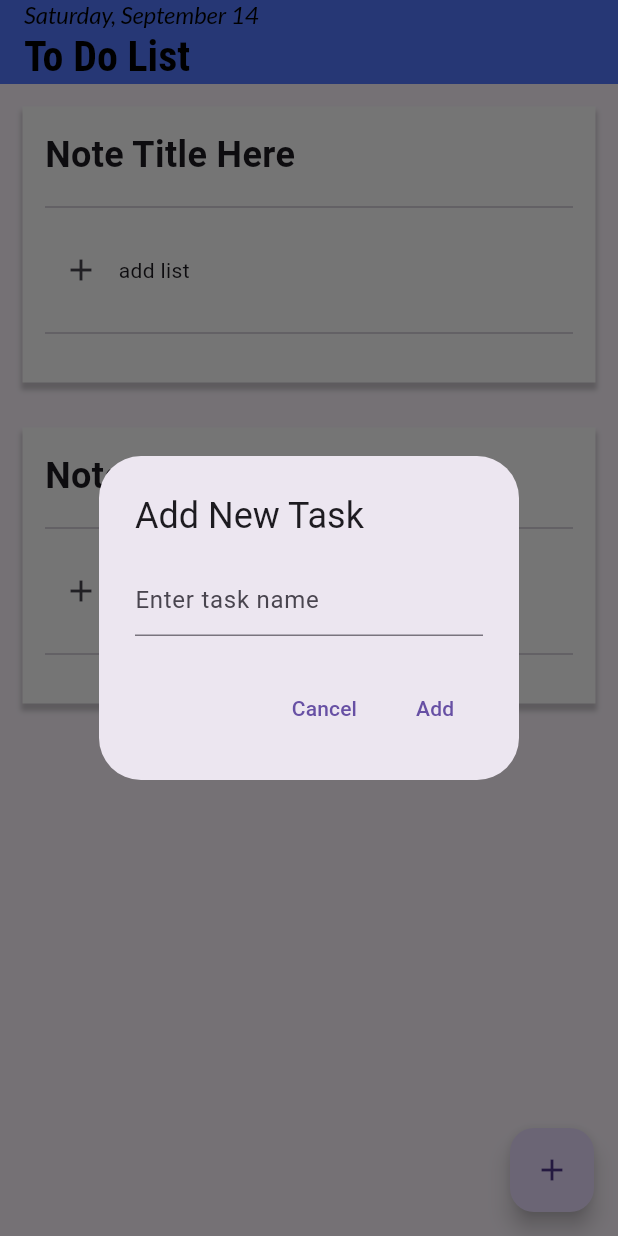
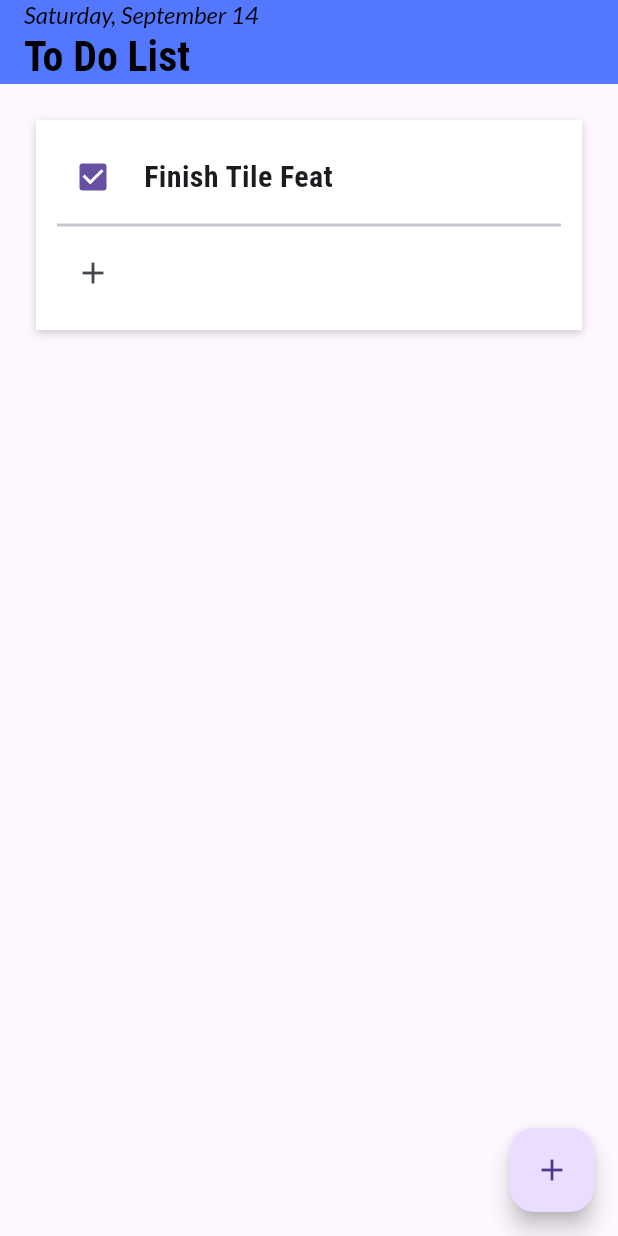
Before and after one commit to pickachuuu/to_do_list, a Flutter app: the screen it shows after launch, after a tap on the "add" icon, on a phone screen of 412 x 824 dp. Run offline on Flutter 3.47's test engine with Material 3 defaults, Android fonts, the phone set to English and light mode, and no system bars; our stand-ins replace google_fonts.

Commit message:
fix: accommodate TaskTile function call for updated logic

```diff
--- a/lib/pages/main_page.dart
+++ b/lib/pages/main_page.dart
@@ -10,6 +10,8 @@ class HomePage extends StatefulWidget {
   @override
   State<HomePage> createState() => _HomePageState();
 }
+
+
 
 class _HomePageState extends State<HomePage> {
 
@@ -64,12 +66,12 @@ class _HomePageState extends State<HomePage> {
       ),
 
       body: ListView(
-        children: const [
-          TaskList(),
-          TaskList()
+        children: [
+          TaskTile(taskName: "Finish Tile Feat", isSelected: true, onChanged:(p0) {
+
+          },),
         ],
       )
-
       );
   }
 }
--- a/lib/util/list_tile.dart
+++ b/lib/util/list_tile.dart
@@ -1,143 +1,62 @@
-// hobby_list.dart
 import 'package:flutter/material.dart';
+import 'package:google_fonts/google_fonts.dart';
 
-class TaskList extends StatefulWidget {
-  const TaskList({super.key});
+class TaskTile extends StatefulWidget {
+  final String taskName;
+  final bool isSelected;
+  final Function(bool?)? onChanged;
+
+  const TaskTile({
+    super.key,
+    required this.taskName,
+    required this.isSelected,
+    required this.onChanged,
+  });
 
   @override
-  State<TaskList> createState() => _TaskListState();
+  State<TaskTile> createState() => _TaskTileState();
 }
 
-class _TaskListState extends State<TaskList> {
-  // List of available hobbies
-  List<Map> availableTask = [
-
-  ];
-
-  void addNewHobby(String taskName) {
-    setState(() {
-      availableTask.add({"name": taskName, "isChecked": false});
-    });
-  }
-
+class _TaskTileState extends State<TaskTile> {
   @override
   Widget build(BuildContext context) {
     return Padding(
-      padding: const EdgeInsets.all(15),
+      padding: EdgeInsets.all(24),
       child: Container(
-        padding: const EdgeInsets.all(15),
         decoration: BoxDecoration(
           color: Colors.white,
           boxShadow: [
             BoxShadow(
-              color: const Color.fromARGB(255, 0, 0, 0).withOpacity(0.2),
-                  offset: Offset(0, 4),
-                  blurRadius: 2,
-                  spreadRadius: 1,
-            )
-          ]
+              color: Colors.grey.withOpacity(0.5),
+              offset: Offset(0, 2),
+              blurRadius: 4,
             ),
+          ],
+        ),
+        padding: EdgeInsets.all(14),
         child: Column(
-          crossAxisAlignment: CrossAxisAlignment.start,
           children: [
-
-            const Text(
-              "Note Title Here",
-              style: TextStyle(
-                fontSize: 24,
+            Row(
+              children: [
+                Checkbox(value: widget.isSelected, onChanged: widget.onChanged),
+                const SizedBox(width: 10),
+                Text(widget.taskName,
+                  style: GoogleFonts.robotoCondensed(
+                    fontSize: 20,
                     fontWeight: FontWeight.bold,
                   ),
                 ),
-
-
-
-
-            const SizedBox(height: 10),
-            const Divider(),
-            const SizedBox(height: 10),
-
-            // The checkboxes
-            Column(
-              children: availableTask.map((hobby) {
-                return Row( // Change CheckboxListTile to Row
-                  children: [
-                    Checkbox( // Use Checkbox instead of CheckboxListTile
-                      value: hobby["isChecked"],
-                      onChanged: (bool? newValue) {
-                        setState(() {
-                          hobby["isChecked"] = newValue;
-                        });
-                      },
+              ],
             ),
-                    const SizedBox(width: 5), // Add spacing between checkbox and text
-                    Text(hobby["name"]),
-                  ],
-                );
-              }).toList(),
-            ),
-
-
+          const Divider(thickness: 2),
           Row(
-              mainAxisAlignment: MainAxisAlignment.start,
             children: [
               IconButton(
                 icon: const Icon(Icons.add),
-                      onPressed: () {
-                        // Prompt user for new hobby name and add it
-                        final TextEditingController taskNameController =
-                            TextEditingController();
-                        showDialog(
-                          context: context,
-                          builder: (context) => AlertDialog(
-                            title: const Text("Add New Task"),
-                            content: TextField(
-                              controller: taskNameController,
-                              decoration: const InputDecoration(
-                                hintText: "Enter task name",
-                              ),
-                            ),
-                            actions: [
-                              TextButton(
-                                onPressed: () => Navigator.pop(context),
-                                child: const Text("Cancel"),
-                              ),
-                              TextButton(
-                                onPressed: () {
-                                  addNewHobby(taskNameController.text);
-                                  Navigator.pop(context);
-                                },
-                                child: const Text("Add"),
+                onPressed: () {},
               ),
             ],
-                          ),
-                        );
-                      },
-                ),
-                const SizedBox(width: 1),
-                const Text("add list"),
-              ],
-            ),
-
-            // Display the selected hobbies
-            const SizedBox(height: 10),
-            const Divider(),
-            const SizedBox(height: 10),
-            Wrap(
-              children: availableTask.map((hobby) {
-                if (hobby["isChecked"] == true) {
-                  return Card(
-                    elevation: 3,
-                    color: Colors.amber,
-                    child: Padding(
-                      padding: const EdgeInsets.all(8.0),
-                      child: Text(hobby["name"],
-                      ),
-                    ),
-                  );
-                }
-                return Container();
-              }).toList(),
-            ),
+          )
           ],
         ),
       ),
```
Lines whose indentation alone changed are shown as unchanged.
